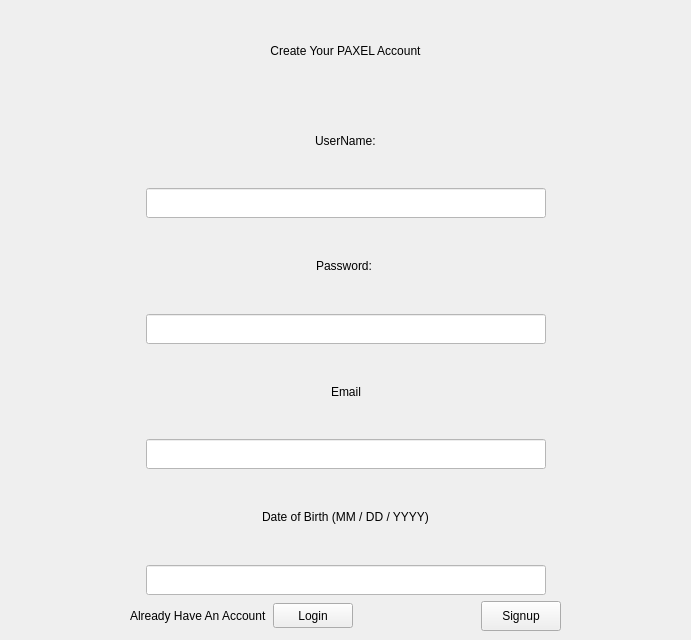
First picture: the form in Paxel/signup.ui, repository ClownKingWalrus/PAXEL, before the edit.
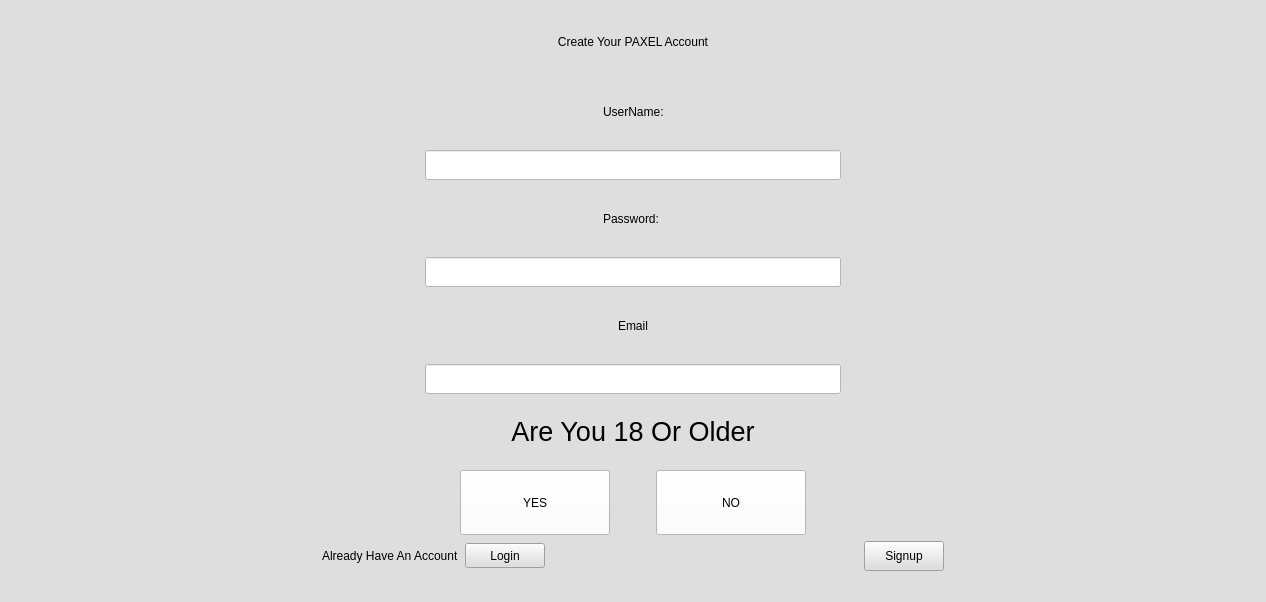
Second picture: the form after the edit.

Patch:
```diff
--- a/Paxel/signup.ui
+++ b/Paxel/signup.ui
@@ -6,27 +6,68 @@
    <rect>
     <x>0</x>
     <y>0</y>
-    <width>691</width>
-    <height>640</height>
+    <width>1266</width>
+    <height>602</height>
    </rect>
   </property>
   <property name="windowTitle">
    <string>MainWindow</string>
   </property>
+  <property name="styleSheet">
+   <string notr="true">background-color: rgb(222, 222, 222);</string>
+  </property>
   <widget class="QWidget" name="centralwidget">
+   <layout class="QGridLayout" name="gridLayout_2">
+    <item row="0" column="0">
    <layout class="QGridLayout" name="gridLayout">
-    <item row="0" column="0">
-     <widget class="QLabel" name="label">
+      <item row="6" column="0">
+       <layout class="QHBoxLayout" name="horizontalLayout_7">
+        <item>
+         <spacer name="horizontalSpacer_12">
+          <property name="orientation">
+           <enum>Qt::Orientation::Horizontal</enum>
+          </property>
+          <property name="sizeHint" stdset="0">
+           <size>
+            <width>40</width>
+            <height>20</height>
+           </size>
+          </property>
+         </spacer>
+        </item>
+        <item>
+         <widget class="QLineEdit" name="lineEdit_3">
+          <property name="minimumSize">
+           <size>
+            <width>400</width>
+            <height>30</height>
+           </size>
+          </property>
+          <property name="maximumSize">
+           <size>
+            <width>500</width>
+            <height>16777215</height>
+           </size>
+          </property>
       <property name="styleSheet">
-       <string notr="true">font: 40pt &quot;Bahnschrift&quot;;</string>
-      </property>
-      <property name="text">
-       <string>Create Your PAXEL Account</string>
-      </property>
-      <property name="alignment">
-       <set>Qt::AlignmentFlag::AlignCenter</set>
-      </property>
-     </widget>
+           <string notr="true">background-color: rgb(255, 255, 255);</string>
+          </property>
+         </widget>
+        </item>
+        <item>
+         <spacer name="horizontalSpacer_11">
+          <property name="orientation">
+           <enum>Qt::Orientation::Horizontal</enum>
+          </property>
+          <property name="sizeHint" stdset="0">
+           <size>
+            <width>40</width>
+            <height>20</height>
+           </size>
+          </property>
+         </spacer>
+        </item>
+       </layout>
     </item>
     <item row="1" column="0">
      <layout class="QHBoxLayout" name="horizontalLayout_11">
@@ -68,144 +109,6 @@
       </item>
      </layout>
     </item>
-    <item row="2" column="0">
-     <layout class="QHBoxLayout" name="horizontalLayout_16">
-      <item>
-       <spacer name="horizontalSpacer_12">
-        <property name="orientation">
-         <enum>Qt::Orientation::Horizontal</enum>
-        </property>
-        <property name="sizeHint" stdset="0">
-         <size>
-          <width>40</width>
-          <height>20</height>
-         </size>
-        </property>
-       </spacer>
-      </item>
-      <item>
-       <widget class="QLineEdit" name="lineEdit_3">
-        <property name="minimumSize">
-         <size>
-          <width>400</width>
-          <height>30</height>
-         </size>
-        </property>
-        <property name="maximumSize">
-         <size>
-          <width>500</width>
-          <height>16777215</height>
-         </size>
-        </property>
-        <property name="styleSheet">
-         <string notr="true">background-color: rgb(255, 255, 255);</string>
-        </property>
-       </widget>
-      </item>
-      <item>
-       <spacer name="horizontalSpacer_11">
-        <property name="orientation">
-         <enum>Qt::Orientation::Horizontal</enum>
-        </property>
-        <property name="sizeHint" stdset="0">
-         <size>
-          <width>40</width>
-          <height>20</height>
-         </size>
-        </property>
-       </spacer>
-      </item>
-     </layout>
-    </item>
-    <item row="3" column="0">
-     <layout class="QHBoxLayout" name="horizontalLayout_13">
-      <item>
-       <spacer name="horizontalSpacer_6">
-        <property name="orientation">
-         <enum>Qt::Orientation::Horizontal</enum>
-        </property>
-        <property name="sizeHint" stdset="0">
-         <size>
-          <width>40</width>
-          <height>20</height>
-         </size>
-        </property>
-       </spacer>
-      </item>
-      <item>
-       <widget class="QLabel" name="label_3">
-        <property name="styleSheet">
-         <string notr="true">font: 20pt &quot;Bahnschrift&quot;;</string>
-        </property>
-        <property name="text">
-         <string>Password: </string>
-        </property>
-       </widget>
-      </item>
-      <item>
-       <spacer name="horizontalSpacer_5">
-        <property name="orientation">
-         <enum>Qt::Orientation::Horizontal</enum>
-        </property>
-        <property name="sizeHint" stdset="0">
-         <size>
-          <width>40</width>
-          <height>20</height>
-         </size>
-        </property>
-       </spacer>
-      </item>
-     </layout>
-    </item>
-    <item row="4" column="0">
-     <layout class="QHBoxLayout" name="horizontalLayout_18">
-      <item>
-       <spacer name="horizontalSpacer_16">
-        <property name="orientation">
-         <enum>Qt::Orientation::Horizontal</enum>
-        </property>
-        <property name="sizeHint" stdset="0">
-         <size>
-          <width>40</width>
-          <height>20</height>
-         </size>
-        </property>
-       </spacer>
-      </item>
-      <item>
-       <widget class="QLineEdit" name="lineEdit_4">
-        <property name="minimumSize">
-         <size>
-          <width>400</width>
-          <height>30</height>
-         </size>
-        </property>
-        <property name="maximumSize">
-         <size>
-          <width>500</width>
-          <height>16777215</height>
-         </size>
-        </property>
-        <property name="styleSheet">
-         <string notr="true">background-color: rgb(255, 255, 255);</string>
-        </property>
-       </widget>
-      </item>
-      <item>
-       <spacer name="horizontalSpacer_15">
-        <property name="orientation">
-         <enum>Qt::Orientation::Horizontal</enum>
-        </property>
-        <property name="sizeHint" stdset="0">
-         <size>
-          <width>40</width>
-          <height>20</height>
-         </size>
-        </property>
-       </spacer>
-      </item>
-     </layout>
-    </item>
     <item row="5" column="0">
      <layout class="QHBoxLayout" name="horizontalLayout_15">
       <item>
@@ -246,97 +149,21 @@
       </item>
      </layout>
     </item>
-    <item row="6" column="0">
-     <layout class="QHBoxLayout" name="horizontalLayout_14">
-      <item>
-       <spacer name="horizontalSpacer_7">
-        <property name="orientation">
-         <enum>Qt::Orientation::Horizontal</enum>
-        </property>
-        <property name="sizeHint" stdset="0">
-         <size>
-          <width>40</width>
-          <height>20</height>
-         </size>
-        </property>
-       </spacer>
-      </item>
-      <item>
-       <widget class="QLineEdit" name="lineEdit_2">
-        <property name="minimumSize">
-         <size>
-          <width>400</width>
-          <height>30</height>
-         </size>
-        </property>
-        <property name="maximumSize">
-         <size>
-          <width>500</width>
-          <height>16777215</height>
-         </size>
-        </property>
+      <item row="0" column="0">
+       <widget class="QLabel" name="label">
         <property name="styleSheet">
-         <string notr="true">background-color: rgb(255, 255, 255);</string>
-        </property>
-       </widget>
-      </item>
-      <item>
-       <spacer name="horizontalSpacer_8">
-        <property name="orientation">
-         <enum>Qt::Orientation::Horizontal</enum>
-        </property>
-        <property name="sizeHint" stdset="0">
-         <size>
-          <width>40</width>
-          <height>20</height>
-         </size>
-        </property>
-       </spacer>
-      </item>
-     </layout>
-    </item>
-    <item row="7" column="0">
-     <layout class="QHBoxLayout" name="horizontalLayout_17">
-      <item>
-       <spacer name="horizontalSpacer_14">
-        <property name="orientation">
-         <enum>Qt::Orientation::Horizontal</enum>
-        </property>
-        <property name="sizeHint" stdset="0">
-         <size>
-          <width>40</width>
-          <height>20</height>
-         </size>
-        </property>
-       </spacer>
-      </item>
-      <item>
-       <widget class="QLabel" name="label_5">
-        <property name="styleSheet">
-         <string notr="true">font: 20pt &quot;Bahnschrift&quot;;</string>
+         <string notr="true">font: 40pt &quot;Bahnschrift&quot;;</string>
         </property>
         <property name="text">
-         <string>Date of Birth (MM / DD / YYYY)</string>
+         <string>Create Your PAXEL Account</string>
+        </property>
+        <property name="alignment">
+         <set>Qt::AlignmentFlag::AlignCenter</set>
         </property>
        </widget>
       </item>
-      <item>
-       <spacer name="horizontalSpacer_13">
-        <property name="orientation">
-         <enum>Qt::Orientation::Horizontal</enum>
-        </property>
-        <property name="sizeHint" stdset="0">
-         <size>
-          <width>40</width>
-          <height>20</height>
-         </size>
-        </property>
-       </spacer>
-      </item>
-     </layout>
-    </item>
-    <item row="8" column="0">
-     <layout class="QHBoxLayout" name="horizontalLayout_12">
+      <item row="2" column="0">
+       <layout class="QHBoxLayout" name="horizontalLayout_4">
       <item>
        <spacer name="horizontalSpacer_4">
         <property name="orientation">
@@ -469,8 +296,214 @@
       </item>
      </layout>
     </item>
-   </layout>
-  </widget>
+      <item row="8" column="0">
+       <layout class="QHBoxLayout" name="horizontalLayout_5">
+        <item>
+         <spacer name="horizontalSpacer_16">
+          <property name="orientation">
+           <enum>Qt::Orientation::Horizontal</enum>
+          </property>
+          <property name="sizeHint" stdset="0">
+           <size>
+            <width>40</width>
+            <height>20</height>
+           </size>
+          </property>
+         </spacer>
+        </item>
+        <item>
+         <widget class="QPushButton" name="pushButton">
+          <property name="sizePolicy">
+           <sizepolicy hsizetype="Minimum" vsizetype="Minimum">
+            <horstretch>0</horstretch>
+            <verstretch>0</verstretch>
+           </sizepolicy>
+          </property>
+          <property name="minimumSize">
+           <size>
+            <width>150</width>
+            <height>30</height>
+           </size>
+          </property>
+          <property name="styleSheet">
+           <string notr="true">background-color: rgb(255, 255, 255);</string>
+          </property>
+          <property name="text">
+           <string>YES</string>
+          </property>
+         </widget>
+        </item>
+        <item>
+         <spacer name="horizontalSpacer_13">
+          <property name="orientation">
+           <enum>Qt::Orientation::Horizontal</enum>
+          </property>
+          <property name="sizeType">
+           <enum>QSizePolicy::Policy::Fixed</enum>
+          </property>
+          <property name="sizeHint" stdset="0">
+           <size>
+            <width>40</width>
+            <height>20</height>
+           </size>
+          </property>
+         </spacer>
+        </item>
+        <item>
+         <widget class="QPushButton" name="pushButton_2">
+          <property name="sizePolicy">
+           <sizepolicy hsizetype="Minimum" vsizetype="Minimum">
+            <horstretch>0</horstretch>
+            <verstretch>0</verstretch>
+           </sizepolicy>
+          </property>
+          <property name="minimumSize">
+           <size>
+            <width>150</width>
+            <height>30</height>
+           </size>
+          </property>
+          <property name="styleSheet">
+           <string notr="true">background-color: rgb(255, 255, 255);</string>
+          </property>
+          <property name="text">
+           <string>NO</string>
+          </property>
+         </widget>
+        </item>
+        <item>
+         <spacer name="horizontalSpacer_15">
+          <property name="orientation">
+           <enum>Qt::Orientation::Horizontal</enum>
+          </property>
+          <property name="sizeHint" stdset="0">
+           <size>
+            <width>40</width>
+            <height>20</height>
+           </size>
+          </property>
+         </spacer>
+        </item>
+       </layout>
+      </item>
+      <item row="4" column="0">
+       <layout class="QHBoxLayout" name="horizontalLayout_2">
+        <item>
+         <spacer name="horizontalSpacer_7">
+          <property name="orientation">
+           <enum>Qt::Orientation::Horizontal</enum>
+          </property>
+          <property name="sizeHint" stdset="0">
+           <size>
+            <width>40</width>
+            <height>20</height>
+           </size>
+          </property>
+         </spacer>
+        </item>
+        <item>
+         <widget class="QLineEdit" name="lineEdit_2">
+          <property name="minimumSize">
+           <size>
+            <width>400</width>
+            <height>30</height>
+           </size>
+          </property>
+          <property name="maximumSize">
+           <size>
+            <width>500</width>
+            <height>16777215</height>
+           </size>
+          </property>
+          <property name="styleSheet">
+           <string notr="true">background-color: rgb(255, 255, 255);</string>
+          </property>
+         </widget>
+        </item>
+        <item>
+         <spacer name="horizontalSpacer_8">
+          <property name="orientation">
+           <enum>Qt::Orientation::Horizontal</enum>
+          </property>
+          <property name="sizeHint" stdset="0">
+           <size>
+            <width>40</width>
+            <height>20</height>
+           </size>
+          </property>
+         </spacer>
+        </item>
+       </layout>
+      </item>
+      <item row="3" column="0">
+       <layout class="QHBoxLayout" name="horizontalLayout_3">
+        <item>
+         <spacer name="horizontalSpacer_6">
+          <property name="orientation">
+           <enum>Qt::Orientation::Horizontal</enum>
+          </property>
+          <property name="sizeHint" stdset="0">
+           <size>
+            <width>40</width>
+            <height>20</height>
+           </size>
+          </property>
+         </spacer>
+        </item>
+        <item>
+         <widget class="QLabel" name="label_3">
+          <property name="styleSheet">
+           <string notr="true">font: 20pt &quot;Bahnschrift&quot;;</string>
+          </property>
+          <property name="text">
+           <string>Password: </string>
+          </property>
+         </widget>
+        </item>
+        <item>
+         <spacer name="horizontalSpacer_5">
+          <property name="orientation">
+           <enum>Qt::Orientation::Horizontal</enum>
+          </property>
+          <property name="sizeHint" stdset="0">
+           <size>
+            <width>40</width>
+            <height>20</height>
+           </size>
+          </property>
+         </spacer>
+        </item>
+       </layout>
+      </item>
+      <item row="7" column="0">
+       <layout class="QHBoxLayout" name="horizontalLayout_6">
+        <item>
+         <widget class="QLabel" name="label_5">
+          <property name="text">
+           <string>&lt;html&gt;&lt;head/&gt;&lt;body&gt;&lt;p&gt;&lt;span style=&quot; font-size:20pt;&quot;&gt;Are You 18 Or Older&lt;/span&gt;&lt;/p&gt;&lt;/body&gt;&lt;/html&gt;</string>
+          </property>
+          <property name="alignment">
+           <set>Qt::AlignmentFlag::AlignCenter</set>
+          </property>
+         </widget>
+        </item>
+       </layout>
+      </item>
+     </layout>
+    </item>
+   </layout>
+  </widget>
+  <widget class="QMenuBar" name="menubar">
+   <property name="geometry">
+    <rect>
+     <x>0</x>
+     <y>0</y>
+     <width>1266</width>
+     <height>17</height>
+    </rect>
+   </property>
+  </widget>
+  <widget class="QStatusBar" name="statusbar"/>
  </widget>
  <resources/>
  <connections/>
```
Left out of the diff: 6 changed lines with no effect on the pictures. Lines whose indentation alone changed are shown as unchanged.
